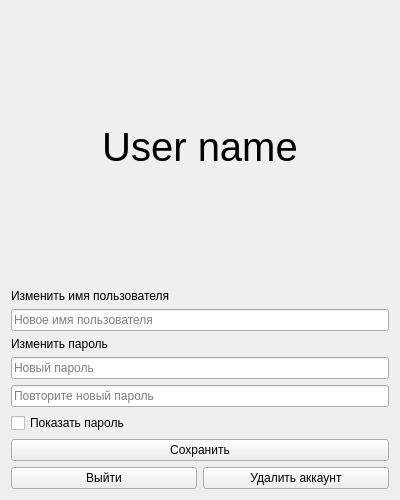
First picture: the form in client/gui/dialogs/account.ui, repository igorechek06/pyQuiz, before the edit.
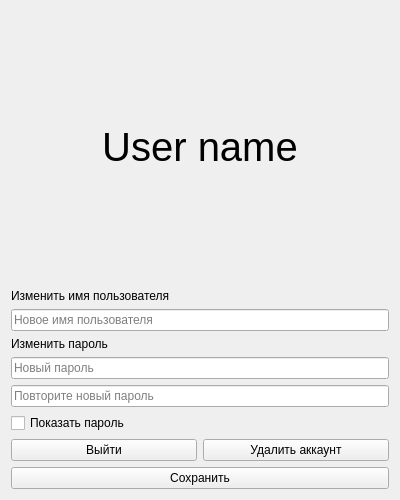
Second picture: the form after the edit. Icons and pictures are not drawn.

```diff
--- a/client/gui/dialogs/account.ui
+++ b/client/gui/dialogs/account.ui
@@ -121,24 +121,6 @@
    <item>
     <layout class="QHBoxLayout" name="buttonsLayout1">
      <item>
-      <widget class="QPushButton" name="saveButton">
-       <property name="text">
-        <string>Сохранить</string>
-       </property>
-       <property name="icon">
-        <iconset resource="../../src.qrc">
-         <normaloff>:/src/src/save.png</normaloff>:/src/src/save.png</iconset>
-       </property>
-       <property name="autoDefault">
-        <bool>false</bool>
-       </property>
-      </widget>
-     </item>
-    </layout>
-   </item>
-   <item>
-    <layout class="QHBoxLayout" name="buttonsLayout2">
-     <item>
       <widget class="QPushButton" name="logoutButton">
        <property name="text">
         <string>Выйти</string>
@@ -174,6 +156,20 @@
      </item>
     </layout>
    </item>
+   <item>
+    <widget class="QPushButton" name="saveButton">
+     <property name="text">
+      <string>Сохранить</string>
+     </property>
+     <property name="icon">
+      <iconset resource="../../src.qrc">
+       <normaloff>:/src/src/save.png</normaloff>:/src/src/save.png</iconset>
+     </property>
+     <property name="autoDefault">
+      <bool>false</bool>
+     </property>
+    </widget>
+   </item>
   </layout>
  </widget>
  <resources>
```
